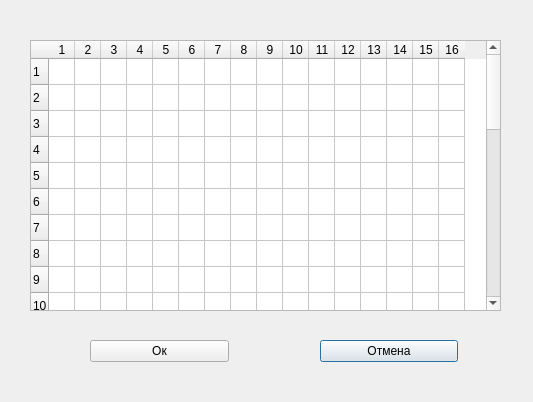
Old version of the form channelParameters.ui in the repository PointlessAlbatross/CAD-A_Qt.
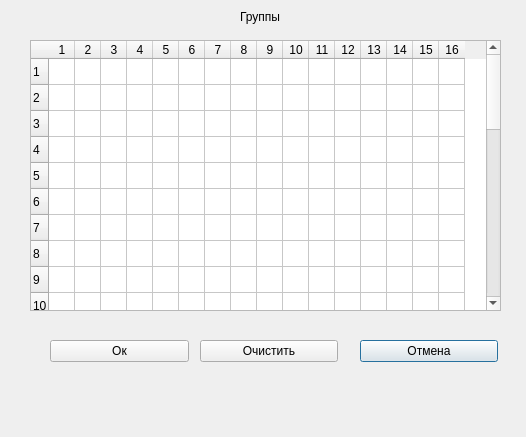
New version of the form.

Diff of the .ui file:
```diff
--- a/channelParameters.ui
+++ b/channelParameters.ui
@@ -6,8 +6,8 @@
    <rect>
     <x>0</x>
     <y>0</y>
-    <width>533</width>
-    <height>402</height>
+    <width>526</width>
+    <height>437</height>
    </rect>
   </property>
   <property name="windowTitle">
@@ -16,7 +16,7 @@
   <widget class="QPushButton" name="pushButtonCancel">
    <property name="geometry">
     <rect>
-     <x>320</x>
+     <x>360</x>
      <y>340</y>
      <width>138</width>
      <height>22</height>
@@ -29,7 +29,7 @@
   <widget class="QPushButton" name="pushButtonSave">
    <property name="geometry">
     <rect>
-     <x>90</x>
+     <x>50</x>
      <y>340</y>
      <width>139</width>
      <height>22</height>
@@ -283,6 +283,45 @@
     </property>
    </column>
   </widget>
+  <widget class="QLabel" name="GroupLabel">
+   <property name="geometry">
+    <rect>
+     <x>240</x>
+     <y>10</y>
+     <width>57</width>
+     <height>14</height>
+    </rect>
+   </property>
+   <property name="text">
+    <string>Группы</string>
+   </property>
+  </widget>
+  <widget class="QLabel" name="ChannelLabel">
+   <property name="geometry">
+    <rect>
+     <x>0</x>
+     <y>170</y>
+     <width>57</width>
+     <height>14</height>
+    </rect>
+   </property>
+   <property name="text">
+    <string/>
+   </property>
+  </widget>
+  <widget class="QPushButton" name="pushButtonClear">
+   <property name="geometry">
+    <rect>
+     <x>200</x>
+     <y>340</y>
+     <width>138</width>
+     <height>22</height>
+    </rect>
+   </property>
+   <property name="text">
+    <string>Очистить</string>
+   </property>
+  </widget>
  </widget>
  <resources/>
  <connections/>
```
